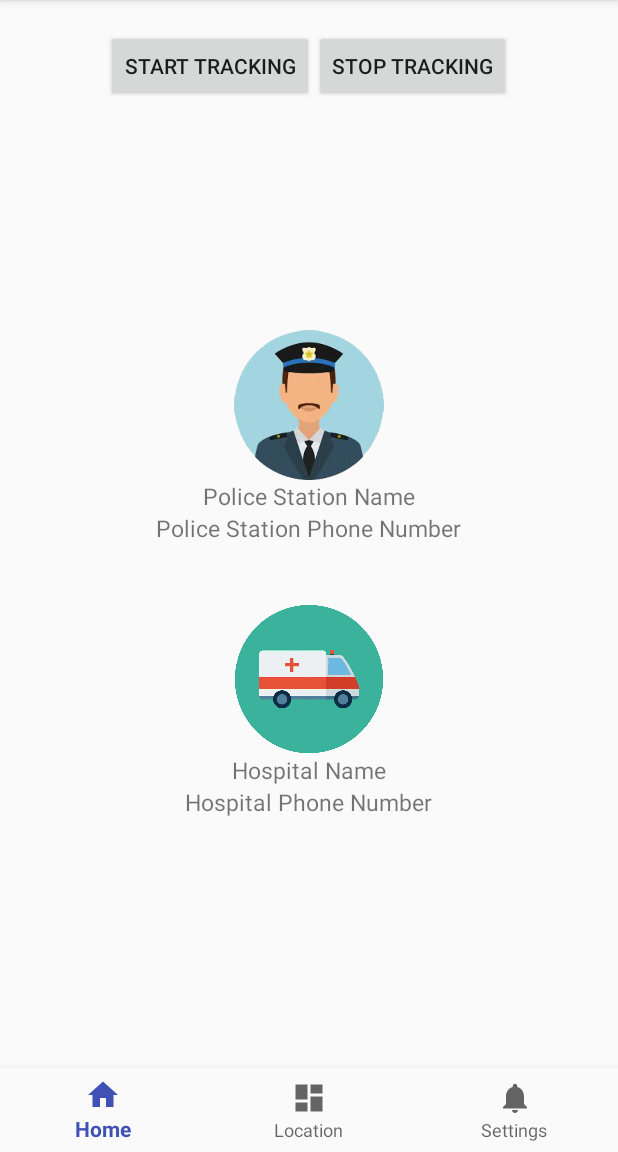
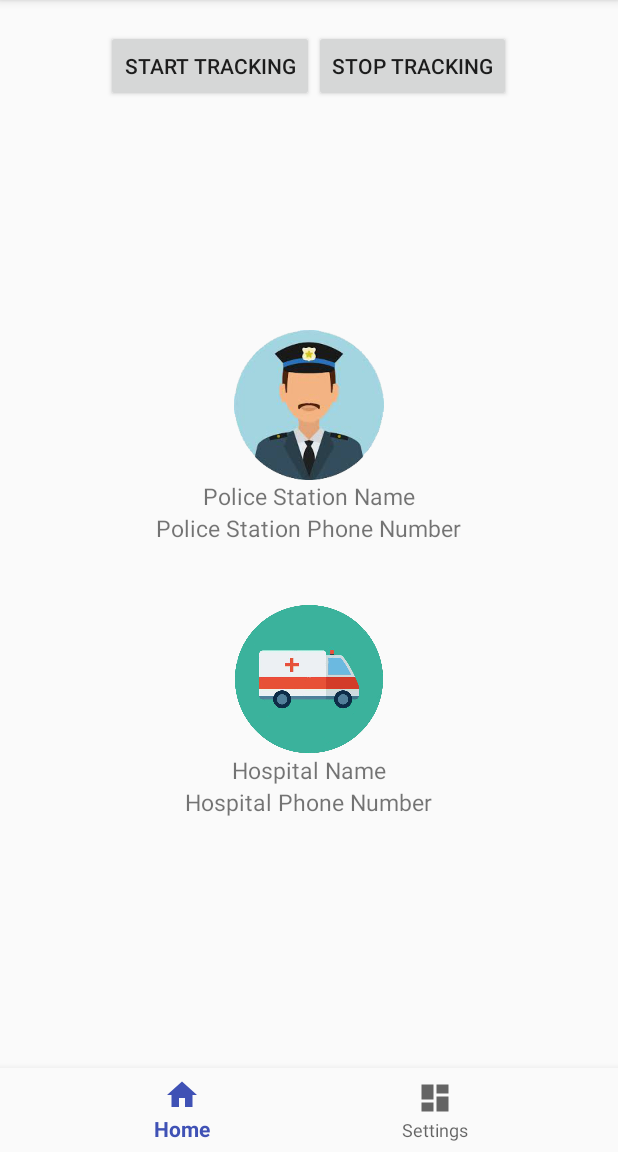
Before and after one commit to VaishSiddharth/Locator, an Android app: the screen it shows after launch (LaunchActivity), on a phone screen of 412 x 824 dp, the part 84-1236 px from its top. Run offline under Robolectric (Android 15) with nearby library versions, the phone set to English and light mode, and no system bars; our stand-ins replace Firebase (no records; nobody signed in at launch, a user with empty details on screens opened directly); libraries missing offline, so code that uses them is left out: cn.pedant.

Commit message:
navigation corrected

```diff
--- a/app/src/main/java/com/example/siddharthvaish/locator/SettingsFragment.java
+++ b/app/src/main/java/com/example/siddharthvaish/locator/SettingsFragment.java
@@ -264,7 +264,7 @@ public class SettingsFragment extends Fragment implements OnMapReadyCallback {
     @Override
     public void onMapReady(GoogleMap googleMap) {
         mMap = googleMap;
-
+        addmarker.setVisibility(View.VISIBLE);
         LatLng sydney = new LatLng(latitude, longitude);
         final MarkerOptions marker = new MarkerOptions().position(sydney)
                 .icon(BitmapDescriptorFactory.defaultMarker(BitmapDescriptorFactory.HUE_ORANGE))
@@ -543,7 +543,7 @@ public class SettingsFragment extends Fragment implements OnMapReadyCallback {
                 ModelLocation modelLocation = new ModelLocation();
                 modelLocation.latitude = String.valueOf(latitude);
                 modelLocation.longitude = String.valueOf(longitude);
-                modelLocation.area = String.valueOf(seekBar.getProgress());
+                modelLocation.area = String.valueOf((seekBar.getProgress()*5));
                 final SweetAlertDialog pDialog = new SweetAlertDialog(getContext(), SweetAlertDialog.PROGRESS_TYPE);
                 pDialog.getProgressHelper().setBarColor(Color.parseColor("#A5DC86"));
                 pDialog.setTitleText("Loading...");
--- a/app/src/main/res/layout/fragment_settings.xml
+++ b/app/src/main/res/layout/fragment_settings.xml
@@ -42,7 +42,8 @@
                         android:layout_width="wrap_content"
                         android:layout_height="wrap_content"
                         android:layout_marginLeft="80dp"
-                        android:text="Add marker" />
+                        android:text="Add marker"
+                        android:visibility="gone"/>
                     <Button
                         android:id="@+id/done"
                         android:layout_width="wrap_content"
--- a/app/src/main/res/menu/navigation.xml
+++ b/app/src/main/res/menu/navigation.xml
@@ -9,11 +9,12 @@
     <item
         android:id="@+id/navigation_dashboard"
         android:icon="@drawable/ic_dashboard_black_24dp"
-        android:title="Location" />
+        android:title="Location"
+        android:visible="false"/>
 
     <item
         android:id="@+id/navigation_notifications"
-        android:icon="@drawable/ic_notifications_black_24dp"
+        android:icon="@drawable/ic_dashboard_black_24dp"
         android:title="Settings" />
 
 </menu>
```
